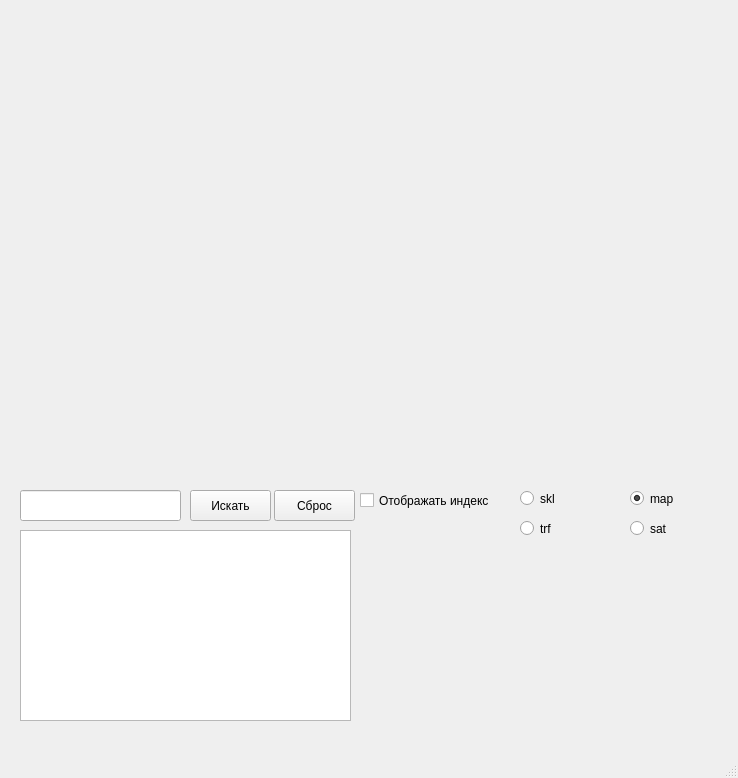
Charmink/Api, file 1.ui: the form before one commit.
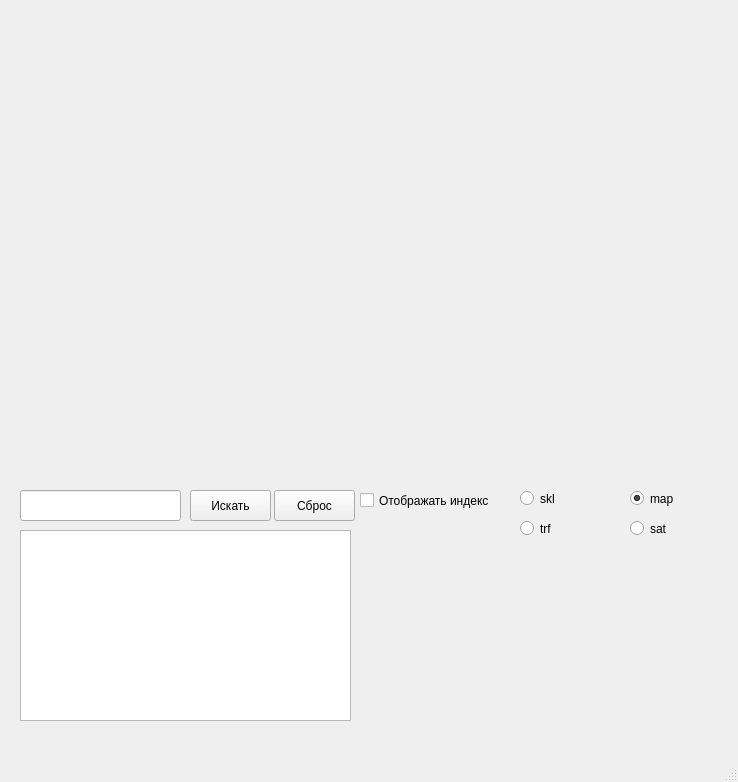
The form after the commit.

Diff of the .ui file:
```diff
--- a/1.ui
+++ b/1.ui
@@ -7,7 +7,7 @@
     <x>0</x>
     <y>0</y>
     <width>738</width>
-    <height>778</height>
+    <height>782</height>
    </rect>
   </property>
   <property name="windowTitle">
```
